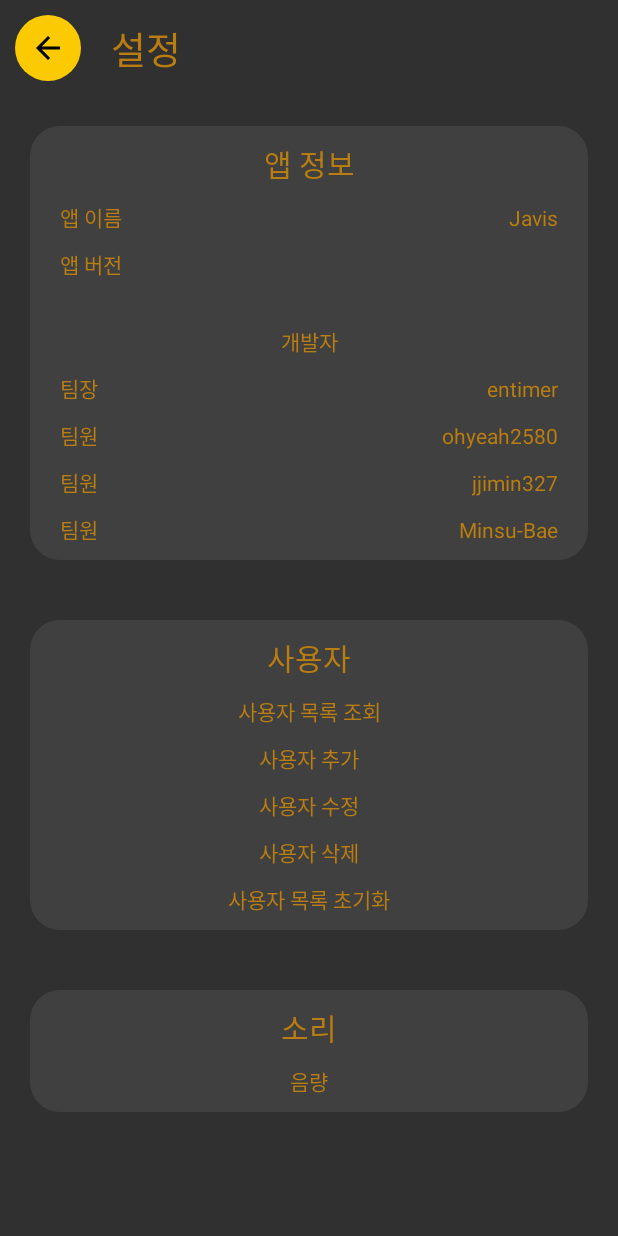
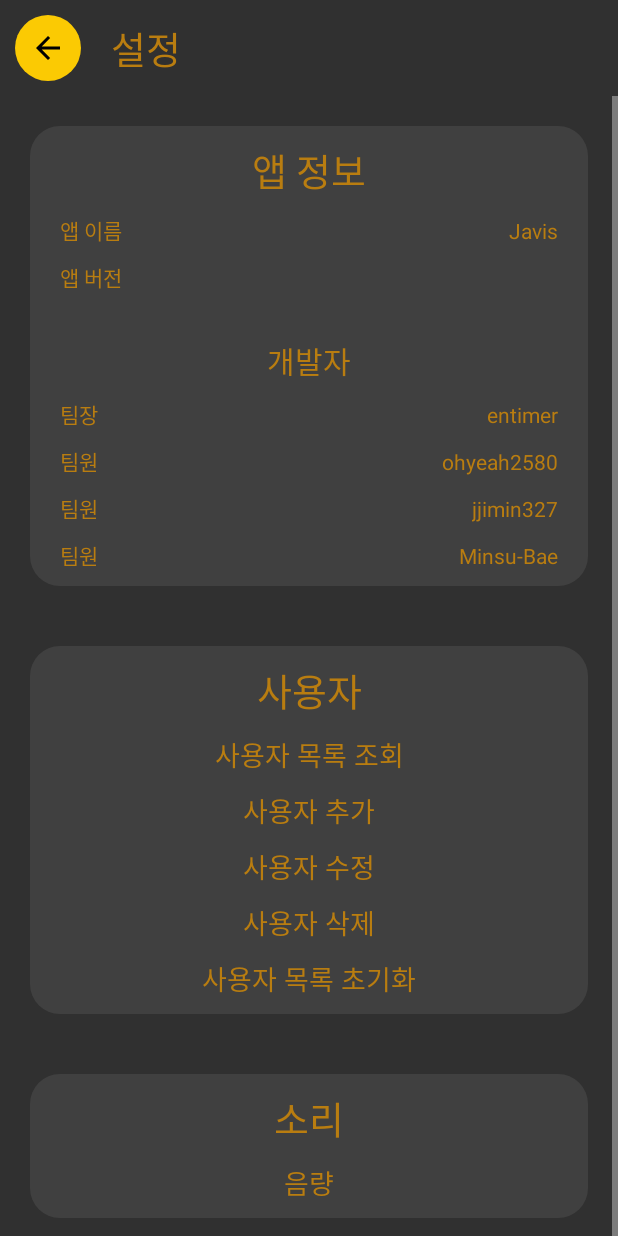
Before and after one commit to P-Project-Javis/Javis, an Android app: the SettingActivity screen opened directly, with no data from a screen before it, on a phone screen of 412 x 824 dp. Run offline under Robolectric (Android 15) with nearby library versions, the phone set to English and light mode, and no system bars.

Commit message:
SettingActivity 세부 수치 수정

```diff
--- a/app/src/main/java/pproject/teamjavis/javis/activity/SettingActivity.kt
+++ b/app/src/main/java/pproject/teamjavis/javis/activity/SettingActivity.kt
@@ -21,5 +21,17 @@ class SettingActivity: BaseActivity() {
         }
 
         setting_appVersion.text = applicationContext.packageManager.getPackageInfo(applicationContext.packageName, 0).versionName
+
+        setting_lookup.setOnClickListener { makeToast("조회") }
+
+        setting_newUser.setOnClickListener { makeToast("추가") }
+
+        setting_editUser.setOnClickListener { makeToast("수정") }
+
+        setting_removeUser.setOnClickListener { makeToast("삭제") }
+
+        setting_clearUser.setOnClickListener { makeToast("초기화") }
+
+        setting_volume.setOnClickListener { makeToast("볼륨") }
     }
 }
--- a/app/src/main/res/layout/activity_setting.xml
+++ b/app/src/main/res/layout/activity_setting.xml
@@ -36,7 +36,7 @@
                     android:layout_height="wrap_content"
                     android:gravity="center"
                     android:text="앱 정보"
-                    android:textSize="20sp"/>
+                    android:textSize="25sp"/>
 
                 <GridLayout
                     android:orientation="horizontal"
@@ -62,6 +62,7 @@
                         android:layout_columnSpan="2"
                         android:layout_gravity="fill_horizontal"
                         android:gravity="center"
+                        android:textSize="20sp"
                         android:layout_marginTop="30dp"/>
 
                     <TextView android:text="팀장"
@@ -111,7 +112,7 @@
                     android:layout_height="wrap_content"
                     android:gravity="center"
                     android:text="사용자"
-                    android:textSize="20sp"/>
+                    android:textSize="25sp"/>
 
                 <TextView
                     android:id="@+id/setting_lookup"
@@ -119,6 +120,7 @@
                     android:layout_height="wrap_content"
                     android:gravity="center"
                     android:text="사용자 목록 조회"
+                    android:textSize="18sp"
                     android:layout_marginTop="10dp"/>
 
                 <TextView
@@ -127,6 +129,7 @@
                     android:layout_height="wrap_content"
                     android:gravity="center"
                     android:text="사용자 추가"
+                    android:textSize="18sp"
                     android:layout_marginTop="10dp"/>
 
                 <TextView
@@ -135,6 +138,7 @@
                     android:layout_height="wrap_content"
                     android:gravity="center"
                     android:text="사용자 수정"
+                    android:textSize="18sp"
                     android:layout_marginTop="10dp"/>
 
                 <TextView
@@ -143,6 +147,7 @@
                     android:layout_height="wrap_content"
                     android:gravity="center"
                     android:text="사용자 삭제"
+                    android:textSize="18sp"
                     android:layout_marginTop="10dp"/>
 
                 <TextView
@@ -151,6 +156,7 @@
                     android:layout_height="wrap_content"
                     android:gravity="center"
                     android:text="사용자 목록 초기화"
+                    android:textSize="18sp"
                     android:layout_marginTop="10dp"/>
 
             </LinearLayout>
@@ -170,7 +176,7 @@
                     android:layout_height="wrap_content"
                     android:gravity="center"
                     android:text="소리"
-                    android:textSize="20sp"/>
+                    android:textSize="25sp"/>
 
                 <TextView
                     android:id="@+id/setting_volume"
@@ -178,6 +184,7 @@
                     android:layout_height="wrap_content"
                     android:gravity="center"
                     android:text="음량"
+                    android:textSize="18sp"
                     android:layout_marginTop="10dp"/>
 
             </LinearLayout>
```
